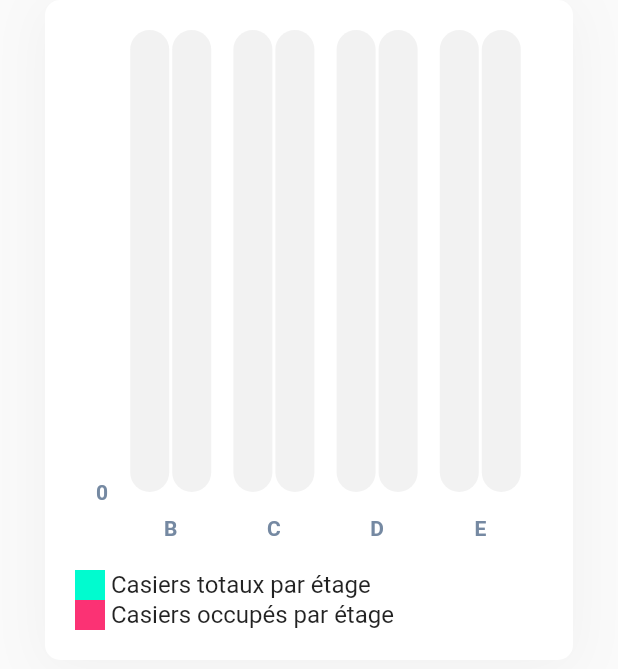
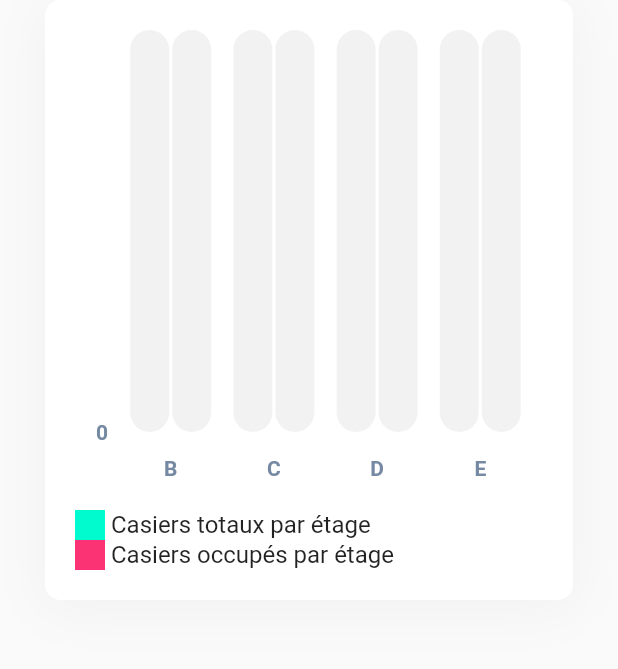
Before and after one commit to HerdisonHazeraj/lockers_app, a Flutter app: the BarChartWidget widget shown alone on an empty page, opened directly, on a phone screen of 412 x 824 dp. Shown: the top 669 px of the screen. Run offline on Flutter 3.47's test engine with Material 2 defaults, Android fonts, the phone set to English and light mode, and no system bars; drawn by our look-alikes of fl_chart; our stand-ins replace cached_network_image, easy_sidemenu, file_picker, firebase_auth, firebase_core, firebase_database and 4 more; missing offline and left inert: excel, firedart, multiselect, window_size; accounts and stored records are empty; network calls fail; project files that could hold a hidden picture were left out.

Commit message:
Affichage dashboard

```diff
--- a/lib/screens/desktop/dashboard/widgets/barchart_widget.dart
+++ b/lib/screens/desktop/dashboard/widgets/barchart_widget.dart
@@ -26,11 +26,11 @@ class BarChartWidgetState extends State<BarChartWidget> {
   @override
   Widget build(BuildContext context) {
     return Padding(
-      padding: const EdgeInsets.only(left: 30, right: 30, bottom: 30),
+      padding: const EdgeInsets.only(left: 30, right: 30),
       child: InkWell(
         child: Container(
           width: 740,
-          height: 440,
+          height: 400,
           padding: const EdgeInsets.all(20),
           decoration: BoxDecoration(
             color: Theme.of(context).cardColor,
--- a/lib/screens/desktop/dashboard/widgets/piechart_caution_widget.dart
+++ b/lib/screens/desktop/dashboard/widgets/piechart_caution_widget.dart
@@ -29,8 +29,8 @@ class _CautionPieChartWidgetState extends State<CautionPieChartWidget> {
             .toDouble();
     return Container(
       padding: const EdgeInsets.only(right: 30),
-      width: 305,
-      height: 440,
+      // width: 300,
+      height: 400,
       child: InkWell(
         child: Container(
           padding: const EdgeInsets.all(20),
--- a/lib/screens/desktop/dashboard/widgets/piechartdashboard_widget.dart
+++ b/lib/screens/desktop/dashboard/widgets/piechartdashboard_widget.dart
@@ -22,8 +22,8 @@ class _PieChartDashboardState extends State<PieChartDashboard> {
   @override
   Widget build(BuildContext context) {
     return Container(
-      height: 440,
-      width: 400,
+      height: 400,
+      width: 460,
       padding: const EdgeInsets.all(20),
       decoration: BoxDecoration(
         color: Theme.of(context).cardColor,
```
Also changed, not shown: 1 other file.
